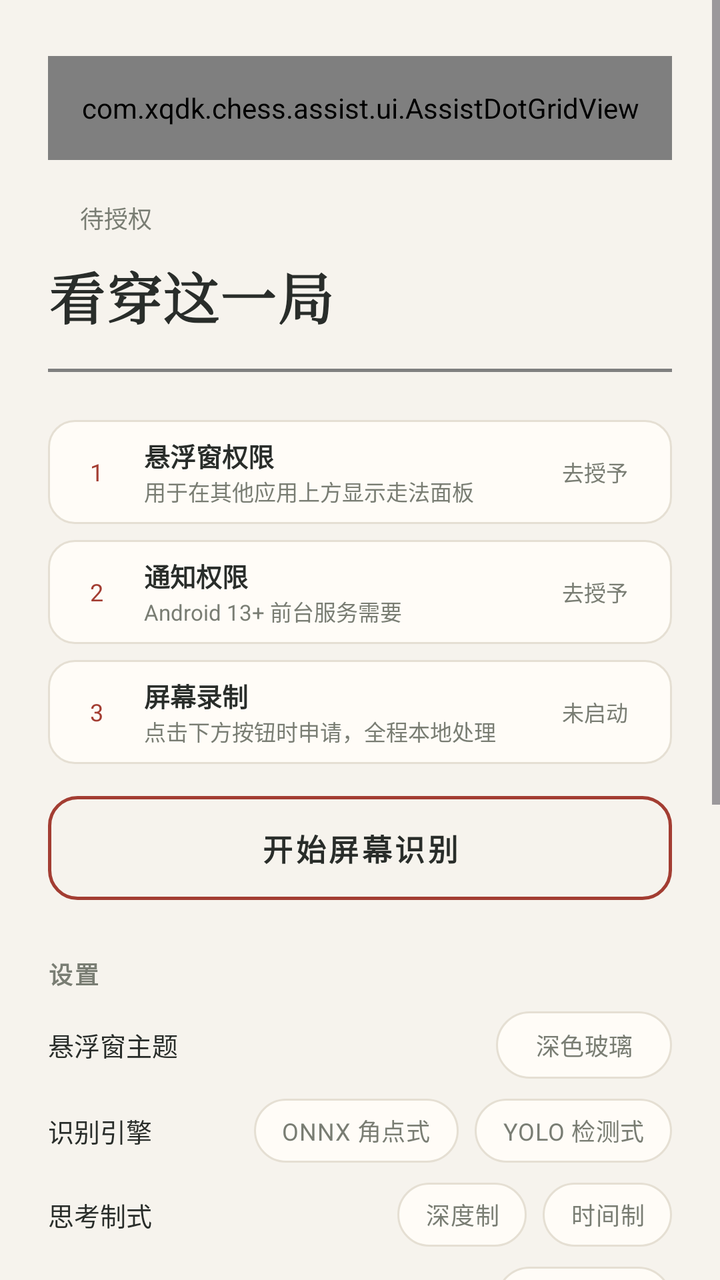
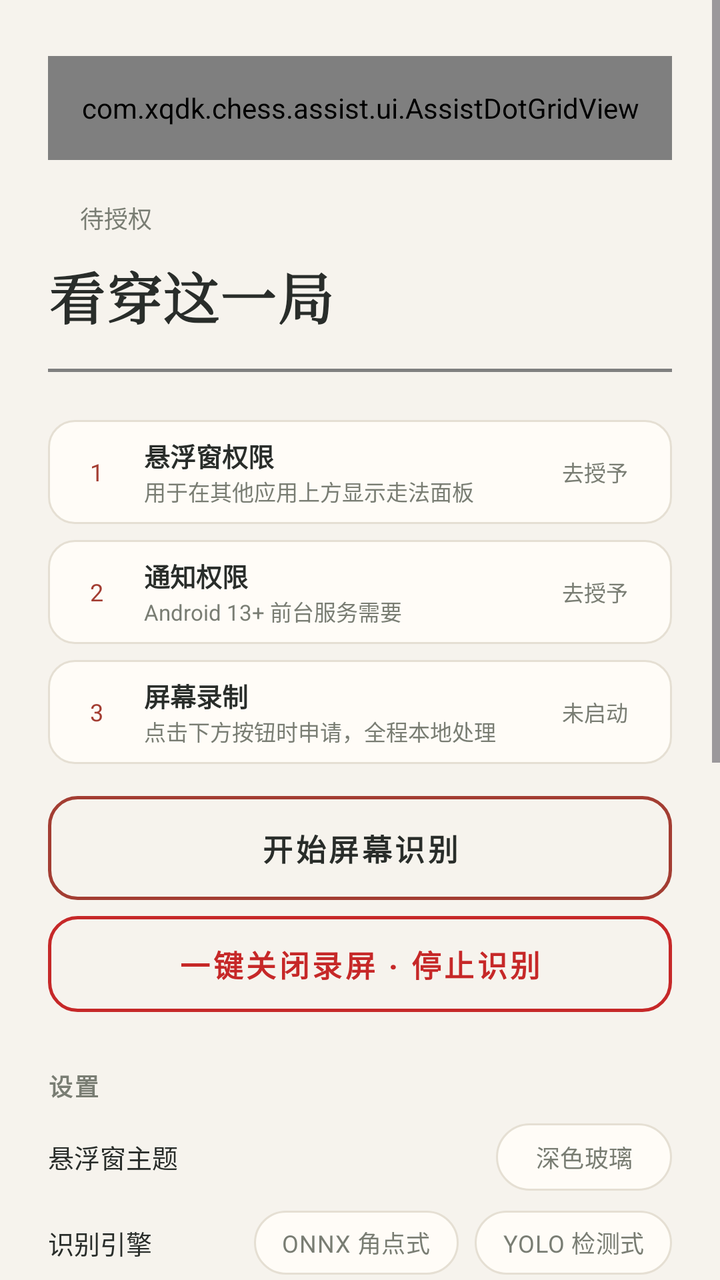

Screens rendered from an Android XML layout before and after an edit, with the pre-edit source and the edit as a unified diff.
<!-- AndroidManifest.xml: application theme Theme.ChineseChess -->
<!-- res/layout/assist_activity.xml -->
<?xml version="1.0" encoding="utf-8"?>
<ScrollView xmlns:android="http://schemas.android.com/apk/res/android"
    xmlns:tools="http://schemas.android.com/tools"
    android:id="@+id/bg_scroll"
    android:layout_width="match_parent"
    android:layout_height="match_parent"
    android:background="@color/xq_paper"
    android:fillViewport="true">

    <LinearLayout
        android:layout_width="match_parent"
        android:layout_height="wrap_content"
        android:orientation="vertical"
        android:paddingHorizontal="24dp"
        android:paddingTop="20dp"
        android:paddingBottom="28dp">

        
        <com.xqdk.chess.assist.ui.AssistDotGridView
            android:id="@+id/dot_grid"
            android:layout_width="match_parent"
            android:layout_height="52dp"
            android:layout_marginTop="8dp" />

        
        <LinearLayout
            android:layout_width="match_parent"
            android:layout_height="wrap_content"
            android:layout_marginTop="20dp"
            android:gravity="center_vertical"
            android:orientation="horizontal">

            <View
                android:id="@+id/state_dot"
                android:layout_width="8dp"
                android:layout_height="8dp" />

            <TextView
                android:id="@+id/tv_auto_status"
                android:layout_width="0dp"
                android:layout_height="wrap_content"
                android:layout_marginStart="8dp"
                android:layout_weight="1"
                android:ellipsize="end"
                android:maxLines="1"
                android:text="待授权"
                android:textColor="@color/xq_muted"
                android:textSize="12sp"
                tools:ignore="HardcodedText" />
        </LinearLayout>

        
        <TextView
            android:id="@+id/assist_hero"
            android:layout_width="match_parent"
            android:layout_height="wrap_content"
            android:layout_marginTop="10dp"
            android:fontFamily="serif"
            android:letterSpacing="0.02"
            android:text="@string/main_hero"
            android:textColor="@color/xq_ink_text"
            android:textSize="28sp"
            android:textStyle="bold" />

        
        <com.xqdk.chess.assist.ui.RiverLineView
            android:id="@+id/river_line"
            android:layout_width="match_parent"
            android:layout_height="1.5dp"
            android:layout_marginTop="16dp" />

        

        <LinearLayout
            android:id="@+id/btn_overlay_permission"
            style="@style/StepRow"
            android:layout_width="match_parent"
            android:layout_height="wrap_content"
            android:layout_marginTop="24dp"
            android:clickable="true"
            android:focusable="true"
            android:foreground="?attr/selectableItemBackground"
            android:orientation="horizontal">

            <TextView
                android:id="@+id/step_overlay_num"
                style="@style/StepNum"
                android:tag="1"
                android:text="1"
                tools:ignore="HardcodedText" />

            <LinearLayout
                android:layout_width="0dp"
                android:layout_height="wrap_content"
                android:layout_marginStart="11dp"
                android:layout_weight="1"
                android:orientation="vertical">

                <TextView
                    android:id="@+id/step_overlay_title"
                    style="@style/StepTitle"
                    android:text="悬浮窗权限"
                    tools:ignore="HardcodedText" />

                <TextView
                    android:id="@+id/step_overlay_hint"
                    style="@style/StepHint"
                    android:text="用于在其他应用上方显示走法面板"
                    tools:ignore="HardcodedText" />
            </LinearLayout>

            <TextView
                android:id="@+id/step_overlay_chip"
                style="@style/StepChip"
                android:text="去授予"
                tools:ignore="HardcodedText" />
        </LinearLayout>

        <LinearLayout
            android:id="@+id/btn_notification_permission"
            style="@style/StepRow"
            android:layout_width="match_parent"
            android:layout_height="wrap_content"
            android:layout_marginTop="8dp"
            android:clickable="true"
            android:focusable="true"
            android:foreground="?attr/selectableItemBackground"
            android:orientation="horizontal">

            <TextView
                android:id="@+id/step_notify_num"
                style="@style/StepNum"
                android:tag="2"
                android:text="2"
                tools:ignore="HardcodedText" />

            <LinearLayout
                android:layout_width="0dp"
                android:layout_height="wrap_content"
                android:layout_marginStart="11dp"
                android:layout_weight="1"
                android:orientation="vertical">

                <TextView
                    android:id="@+id/step_notify_title"
                    style="@style/StepTitle"
                    android:text="通知权限"
                    tools:ignore="HardcodedText" />

                <TextView
                    android:id="@+id/step_notify_hint"
                    style="@style/StepHint"
                    android:text="Android 13+ 前台服务需要"
                    tools:ignore="HardcodedText" />
            </LinearLayout>

            <TextView
                android:id="@+id/step_notify_chip"
                style="@style/StepChip"
                android:text="去授予"
                tools:ignore="HardcodedText" />
        </LinearLayout>

        
        <LinearLayout
            android:id="@+id/step_capture_row"
            style="@style/StepRow"
            android:layout_width="match_parent"
            android:layout_height="wrap_content"
            android:layout_marginTop="8dp"
            android:orientation="horizontal">

            <TextView
                android:id="@+id/step_capture_num"
                style="@style/StepNum"
                android:tag="3"
                android:text="3"
                tools:ignore="HardcodedText" />

            <LinearLayout
                android:layout_width="0dp"
                android:layout_height="wrap_content"
                android:layout_marginStart="11dp"
                android:layout_weight="1"
                android:orientation="vertical">

                <TextView
                    android:id="@+id/step_capture_title"
                    style="@style/StepTitle"
                    android:text="屏幕录制"
                    tools:ignore="HardcodedText" />

                <TextView
                    android:id="@+id/step_capture_hint"
                    style="@style/StepHint"
                    android:text="点击下方按钮时申请，全程本地处理"
                    tools:ignore="HardcodedText" />
            </LinearLayout>

            <TextView
                android:id="@+id/step_capture_chip"
                style="@style/StepChip"
                android:text="未启动"
                tools:ignore="HardcodedText" />
        </LinearLayout>

        
        <Button
            android:id="@+id/btn_start_capture"
            style="@style/MainButton"
            android:layout_width="match_parent"
            android:layout_height="52dp"
            android:layout_marginTop="16dp"
            android:text="开始屏幕识别"
            tools:ignore="HardcodedText" />

        

        <TextView
            android:layout_width="wrap_content"
            android:layout_height="wrap_content"
            android:layout_marginTop="28dp"
            android:letterSpacing="0.08"
            android:text="设置"
            android:textColor="@color/xq_muted"
            android:textSize="12sp"
            android:textStyle="bold"
            tools:ignore="HardcodedText" />

        
        <LinearLayout
            android:layout_width="match_parent"
            android:layout_height="wrap_content"
            android:layout_marginTop="10dp"
            android:gravity="center_vertical"
            android:orientation="horizontal">

            <TextView
                android:layout_width="0dp"
                android:layout_height="wrap_content"
                android:layout_weight="1"
                android:text="悬浮窗主题"
                android:textColor="@color/xq_ink_text"
                android:textSize="13sp"
                tools:ignore="HardcodedText" />

            <Button
                android:id="@+id/btn_overlay_theme"
                style="@style/ValueChip"
                android:layout_width="wrap_content"
                android:layout_height="wrap_content"
                android:text="深色玻璃"
                tools:ignore="HardcodedText" />
        </LinearLayout>

        
        <LinearLayout
            android:layout_width="match_parent"
            android:layout_height="wrap_content"
            android:layout_marginTop="10dp"
            android:gravity="center_vertical"
            android:orientation="horizontal">

            <TextView
                android:layout_width="0dp"
                android:layout_height="wrap_content"
                android:layout_weight="1"
                android:text="识别引擎"
                android:textColor="@color/xq_ink_text"
                android:textSize="13sp"
                tools:ignore="HardcodedText" />

            <RadioGroup
                android:id="@+id/rg_recognizer_engine"
                android:layout_width="wrap_content"
                android:layout_height="wrap_content"
                android:orientation="horizontal">

                <RadioButton
                    android:id="@+id/rb_engine_onnx"
                    style="@style/EngineChip"
                    android:layout_width="wrap_content"
                    android:layout_height="wrap_content"
                    android:text="ONNX 角点式"
                    tools:ignore="HardcodedText" />

                <RadioButton
                    android:id="@+id/rb_engine_yolo"
                    style="@style/EngineChip"
                    android:layout_width="wrap_content"
                    android:layout_height="wrap_content"
                    android:layout_marginStart="8dp"
                    android:text="YOLO 检测式"
                    tools:ignore="HardcodedText" />
            </RadioGroup>
        </LinearLayout>

        
        <LinearLayout
            android:layout_width="match_parent"
            android:layout_height="wrap_content"
            android:layout_marginTop="10dp"
            android:gravity="center_vertical"
            android:orientation="horizontal">

            <TextView
                android:layout_width="0dp"
                android:layout_height="wrap_content"
                android:layout_weight="1"
                android:text="思考制式"
                android:textColor="@color/xq_ink_text"
                android:textSize="13sp"
                tools:ignore="HardcodedText" />

            <RadioGroup
                android:id="@+id/rg_search_mode"
                android:layout_width="wrap_content"
                android:layout_height="wrap_content"
                android:orientation="horizontal">

                <RadioButton
                    android:id="@+id/rb_mode_depth"
                    style="@style/EngineChip"
                    android:layout_width="wrap_content"
                    android:layout_height="wrap_content"
                    android:text="深度制"
                    tools:ignore="HardcodedText" />

                <RadioButton
                    android:id="@+id/rb_mode_time"
                    style="@style/EngineChip"
                    android:layout_width="wrap_content"
                    android:layout_height="wrap_content"
                    android:layout_marginStart="8dp"
                    android:text="时间制"
                    tools:ignore="HardcodedText" />
            </RadioGroup>
        </LinearLayout>

        
        <LinearLayout
            android:layout_width="match_parent"
            android:layout_height="wrap_content"
            android:layout_marginTop="10dp"
            android:gravity="center_vertical"
            android:orientation="horizontal">

            <TextView
                android:layout_width="0dp"
                android:layout_height="wrap_content"
                android:layout_weight="1"
                android:text="性能诊断"
                android:textColor="@color/xq_ink_text"
                android:textSize="13sp"
                tools:ignore="HardcodedText" />

            <Button
                android:id="@+id/btn_bench_profiling"
                style="@style/ValueChip"
                android:layout_width="wrap_content"
                android:layout_height="wrap_content"
                android:text="关"
                tools:ignore="HardcodedText" />
        </LinearLayout>

        
        <LinearLayout
            android:layout_width="match_parent"
            android:layout_height="wrap_content"
            android:layout_marginTop="10dp"
            android:gravity="center_vertical"
            android:orientation="horizontal">

            <TextView
                android:layout_width="0dp"
                android:layout_height="wrap_content"
                android:layout_weight="1"
                android:text="空闲预计算"
                android:textColor="@color/xq_ink_text"
                android:textSize="13sp"
                tools:ignore="HardcodedText" />

            <Button
                android:id="@+id/btn_precompute"
                style="@style/ValueChip"
                android:layout_width="wrap_content"
                android:layout_height="wrap_content"
                android:text="开"
                tools:ignore="HardcodedText" />
        </LinearLayout>

        <TextView
            style="@style/StepHint"
            android:layout_width="match_parent"
            android:layout_height="wrap_content"
            android:layout_marginTop="4dp"
            android:text="β 测试版：对方思考时提前计算；发热明显可关闭"
            tools:ignore="HardcodedText" />

        
        <LinearLayout
            android:layout_width="match_parent"
            android:layout_height="wrap_content"
            android:layout_marginTop="10dp"
            android:gravity="center_vertical"
            android:orientation="horizontal">

            <TextView
                android:layout_width="0dp"
                android:layout_height="wrap_content"
                android:layout_weight="1"
                android:text="增强功能"
                android:textColor="@color/xq_ink_text"
                android:textSize="13sp"
                tools:ignore="HardcodedText" />

            <Button
                android:id="@+id/btn_voice_settings"
                style="@style/ValueChip"
                android:layout_width="wrap_content"
                android:layout_height="wrap_content"
                android:text="进入 >"
                tools:ignore="HardcodedText" />
        </LinearLayout>

        
        <LinearLayout
            android:layout_width="match_parent"
            android:layout_height="wrap_content"
            android:layout_marginTop="10dp"
            android:gravity="center_vertical"
            android:orientation="horizontal">

            <TextView
                android:layout_width="0dp"
                android:layout_height="wrap_content"
                android:layout_weight="1"
                android:text="检查更新"
                android:textColor="@color/xq_ink_text"
                android:textSize="13sp"
                tools:ignore="HardcodedText" />

            <Button
                android:id="@+id/btn_check_update"
                style="@style/ValueChip"
                android:layout_width="wrap_content"
                android:layout_height="wrap_content"
                android:text="检查"
                tools:ignore="HardcodedText" />
        </LinearLayout>

        
        <TextView
            android:layout_width="match_parent"
            android:layout_height="wrap_content"
            android:layout_marginTop="28dp"
            android:lineSpacingExtra="2dp"
            android:text="合规声明：本功能仅通过系统录屏授权做画面识别并显示走法建议，属于象棋学习辅助工具，仅供学习研究，请于获取后24小时内自行删除。不包含自动走子、触摸注入、无障碍服务、Root/Xposed 或读取其他应用数据；对局中的所有着法均由玩家手动操作。"
            android:textColor="@color/xq_muted"
            android:textSize="11sp"
            tools:ignore="HardcodedText" />

        
        <LinearLayout
            android:layout_width="match_parent"
            android:layout_height="wrap_content"
            android:layout_marginTop="8dp"
            android:gravity="center_horizontal"
            android:orientation="horizontal">

            <Button
                android:id="@+id/button_help"
                style="@style/MainTextButton"
                android:layout_width="wrap_content"
                android:layout_height="wrap_content"
                android:text="@string/main_help" />

            <Button
                android:id="@+id/button_about"
                style="@style/MainTextButton"
                android:layout_width="wrap_content"
                android:layout_height="wrap_content"
                android:layout_marginStart="24dp"
                android:text="@string/main_about" />
        </LinearLayout>
    </LinearLayout>
</ScrollView>
<!-- resources referenced by this layout -->
<resources>
  <color name="xq_ink_text">#292D2A</color>
  <color name="xq_muted">#797D73</color>
  <color name="xq_paper">#F6F3ED</color>
  <string name="main_about">关于</string>
  <string name="main_help">帮助</string>
  <string name="main_hero">看穿这一局</string>
  <style name="StepHint" parent="">
          <item name="android:layout_width">match_parent</item>
          <item name="android:layout_height">wrap_content</item>
          <item name="android:textColor">@color/xq_muted</item>
          <item name="android:textSize">11sp</item>
          <item name="android:maxLines">1</item>
          <item name="android:ellipsize">end</item>
      </style>
  <style name="StepNum" parent="">
          <item name="android:layout_width">25dp</item>
          <item name="android:layout_height">25dp</item>
          <item name="android:gravity">center</item>
          <item name="android:textSize">12sp</item>
          <item name="android:textColor">@color/xq_zhu</item>
          <item name="android:maxLines">1</item>
      </style>
  <style name="StepTitle" parent="">
          <item name="android:layout_width">match_parent</item>
          <item name="android:layout_height">wrap_content</item>
          <item name="android:textColor">@color/xq_ink_text</item>
          <item name="android:textSize">13sp</item>
          <item name="android:textStyle">bold</item>
          <item name="android:maxLines">1</item>
          <item name="android:ellipsize">end</item>
      </style>
  <style name="Theme.ChineseChess" parent="Base.Theme.ChineseChess" />
  <!-- drawable main_text_btn_bg (drawable) -->
  <?xml version="1.0" encoding="utf-8"?>
  <selector xmlns:android="http://schemas.android.com/apk/res/android">
      <item android:state_pressed="true">
          <shape android:shape="rectangle">
              <solid android:color="#14000000" />
          </shape>
      </item>
      <item>
          <shape android:shape="rectangle">
              <solid android:color="#00000000" />
          </shape>
      </item>
  </selector>
  <color name="xq_zhu">#A33D32</color>
  <!-- drawable step_row_bg (drawable) -->
  <?xml version="1.0" encoding="utf-8"?>
  <shape xmlns:android="http://schemas.android.com/apk/res/android"
      android:shape="rectangle">
      <corners android:radius="13dp" />
      <solid android:color="@color/xq_surface" />
      <stroke android:width="1dp" android:color="@color/xq_line" />
  </shape>
  <style name="Base.Theme.ChineseChess" parent="Theme.Material3.DayNight.NoActionBar">
          
          <item name="colorPrimary">@color/qi_zhu_btn</item>
          <item name="colorAccent">@color/qi_zhu_btn</item>
          
          <item name="android:statusBarColor">@color/xq_paper</item>
          <item name="android:windowLightStatusBar">true</item>
      </style>
  <color name="xq_surface">#FFFCF7</color>
  <color name="xq_line">#E5DFD3</color>
  <color name="xq_zhu_press">#8F3527</color>
  <color name="qi_zhu_btn">#C35440</color>
  <!-- unchanged entries left out for length: 8 -->
</resources>

<!-- the commit's change to res/layout/assist_activity.xml (unified diff, before → after) -->
@@ -215,6 +215,19 @@
             tools:ignore="HardcodedText" />
 
         
+        <Button
+            android:id="@+id/btn_stop_capture"
+            style="@style/MainButton"
+            android:layout_width="match_parent"
+            android:layout_height="48dp"
+            android:layout_marginTop="8dp"
+            android:background="@drawable/main_btn_outline_warn"
+            android:enabled="false"
+            android:text="一键关闭录屏 · 停止识别"
+            android:textColor="@color/xq_warn"
+            tools:ignore="HardcodedText" />
+
+        
 
         <TextView
             android:layout_width="wrap_content"
<!-- resource entries referenced after the edit -->
@@ -3,6 +3,25 @@
   <color name="xq_ink_text">#292D2A</color>
   <color name="xq_muted">#797D73</color>
   <color name="xq_paper">#F6F3ED</color>
+  <color name="xq_warn">#C62828</color>
+  <!-- drawable main_btn_outline_warn (drawable) -->
+  <?xml version="1.0" encoding="utf-8"?>
+  <selector xmlns:android="http://schemas.android.com/apk/res/android">
+      <item android:state_pressed="true">
+          <shape android:shape="rectangle">
+              <corners android:radius="14dp" />
+              <stroke android:width="1.5dp" android:color="@color/xq_warn" />
+              <solid android:color="#14C62828" />
+          </shape>
+      </item>
+      <item>
+          <shape android:shape="rectangle">
+              <corners android:radius="14dp" />
+              <stroke android:width="1.5dp" android:color="@color/xq_warn" />
+              <solid android:color="#00000000" />
+          </shape>
+      </item>
+  </selector>
   <string name="main_about">关于</string>
   <string name="main_help">帮助</string>
   <string name="main_hero">看穿这一局</string>
